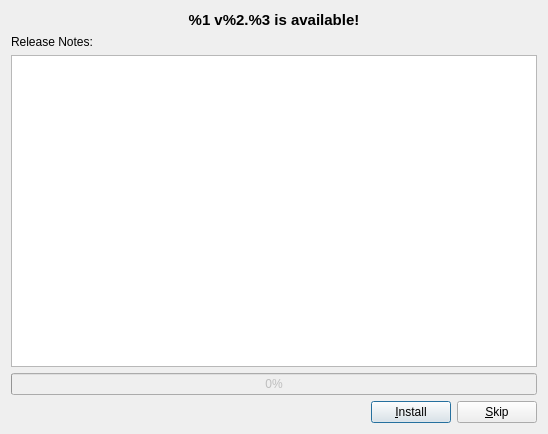
The window that Update/UpdateDialog.ui (xmichelo/Beeftext) describes before a commit, drawn with Qt 5.
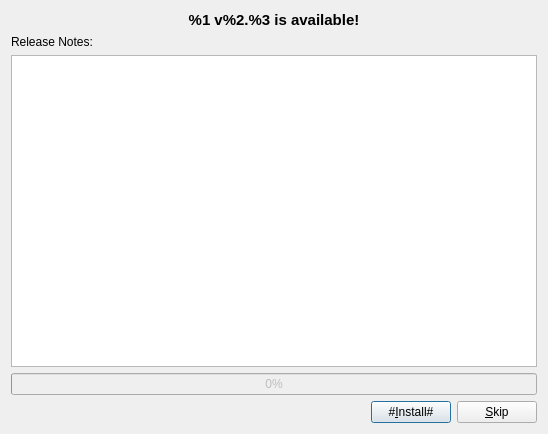
The same window after the commit.

```diff
--- a/Update/UpdateDialog.ui
+++ b/Update/UpdateDialog.ui
@@ -79,7 +79,7 @@
      <item>
       <widget class="QPushButton" name="buttonInstall">
        <property name="text">
-        <string>&amp;Install</string>
+        <string notr="true">#&amp;Install#</string>
        </property>
       </widget>
      </item>
```
